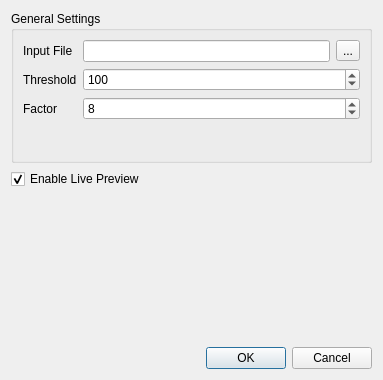
Before: the Qt Designer form gui/stormparamsdialog.ui in jschleic/simple-STORM, drawn with Qt 5.
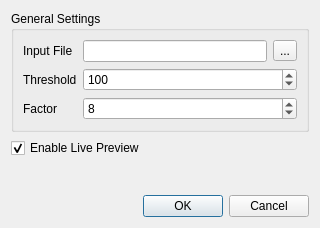
After: the same form once the commit is applied. Custom widgets are drawn as their Qt base class.

Commit message: make windows occupy only the minimal size by default

What changed in the file:
```diff
--- a/gui/stormparamsdialog.ui
+++ b/gui/stormparamsdialog.ui
@@ -6,8 +6,8 @@
    <rect>
     <x>0</x>
     <y>0</y>
-    <width>383</width>
-    <height>380</height>
+    <width>320</width>
+    <height>228</height>
    </rect>
   </property>
   <property name="windowTitle">
```
The commit also changes 2 other files.
